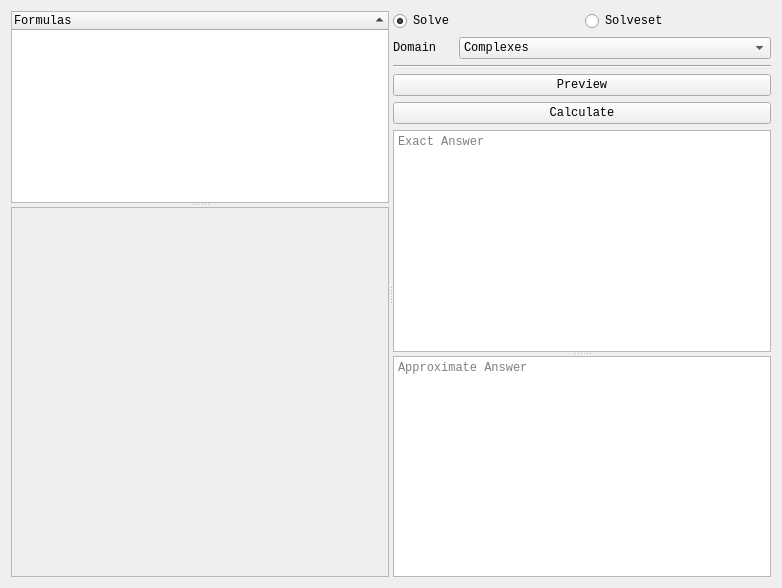
Qt form caspy3/qt_assets/tabs/formulas.ui (Secozzi/CASpy) before a commit.
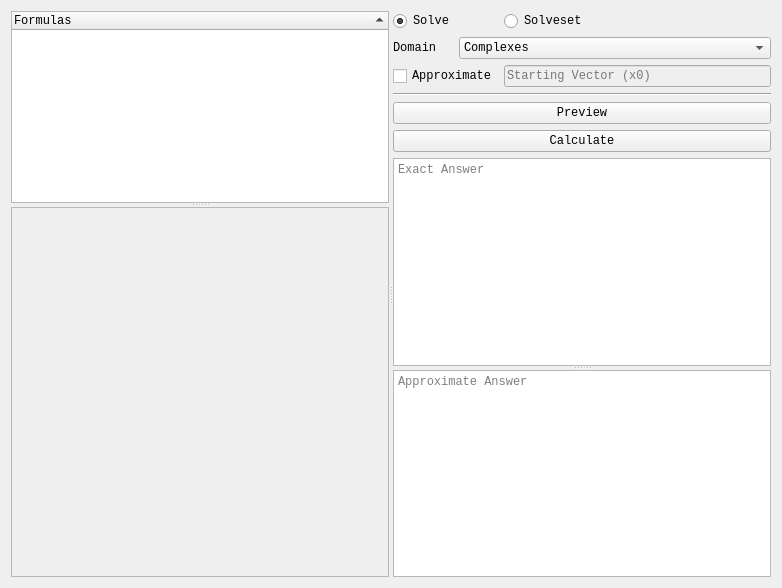
The same form after that commit.

Commit message: Approximate equation and started on new formula system

```diff
--- a/caspy3/qt_assets/tabs/formulas.ui
+++ b/caspy3/qt_assets/tabs/formulas.ui
@@ -91,16 +91,6 @@
       <layout class="QVBoxLayout" name="verticalLayout">
        <item>
         <layout class="QGridLayout" name="gridLayout">
-         <item row="3" column="0" colspan="2">
-          <widget class="QPushButton" name="FormulaPreview">
-           <property name="toolTip">
-            <string>Preview the Equation</string>
-           </property>
-           <property name="text">
-            <string>Preview</string>
-           </property>
-          </widget>
-         </item>
          <item row="0" column="1">
           <widget class="QRadioButton" name="FormulaSolveSolveSet">
            <property name="toolTip">
@@ -125,6 +115,16 @@
           </widget>
          </item>
          <item row="4" column="0" colspan="2">
+          <widget class="QPushButton" name="FormulaPreview">
+           <property name="toolTip">
+            <string>Preview the Equation</string>
+           </property>
+           <property name="text">
+            <string>Preview</string>
+           </property>
+          </widget>
+         </item>
+         <item row="5" column="0" colspan="2">
           <widget class="QPushButton" name="FormulaCalculate">
            <property name="toolTip">
             <string>Calculate the Equation - Shift + Enter</string>
@@ -134,7 +134,7 @@
            </property>
           </widget>
          </item>
-         <item row="5" column="0" colspan="2">
+         <item row="6" column="0" colspan="2">
           <widget class="QSplitter" name="splitter">
            <property name="orientation">
             <enum>Qt::Vertical</enum>
@@ -169,7 +169,7 @@
            </widget>
           </widget>
          </item>
-         <item row="2" column="0" colspan="2">
+         <item row="3" column="0" colspan="2">
           <widget class="Line" name="line">
            <property name="orientation">
             <enum>Qt::Horizontal</enum>
@@ -236,6 +236,29 @@
            </item>
           </layout>
          </item>
+         <item row="2" column="0">
+          <widget class="QCheckBox" name="FormulaNsolve">
+           <property name="toolTip">
+            <string>Approximate equation using nsolve()</string>
+           </property>
+           <property name="text">
+            <string>Approximate</string>
+           </property>
+          </widget>
+         </item>
+         <item row="2" column="1">
+          <widget class="QLineEdit" name="FormulaStartV">
+           <property name="enabled">
+            <bool>false</bool>
+           </property>
+           <property name="toolTip">
+            <string>Starting point that's close to the solution</string>
+           </property>
+           <property name="placeholderText">
+            <string>Starting Vector (x0)</string>
+           </property>
+          </widget>
+         </item>
         </layout>
        </item>
       </layout>
```
The commit also changes 74 other files.
